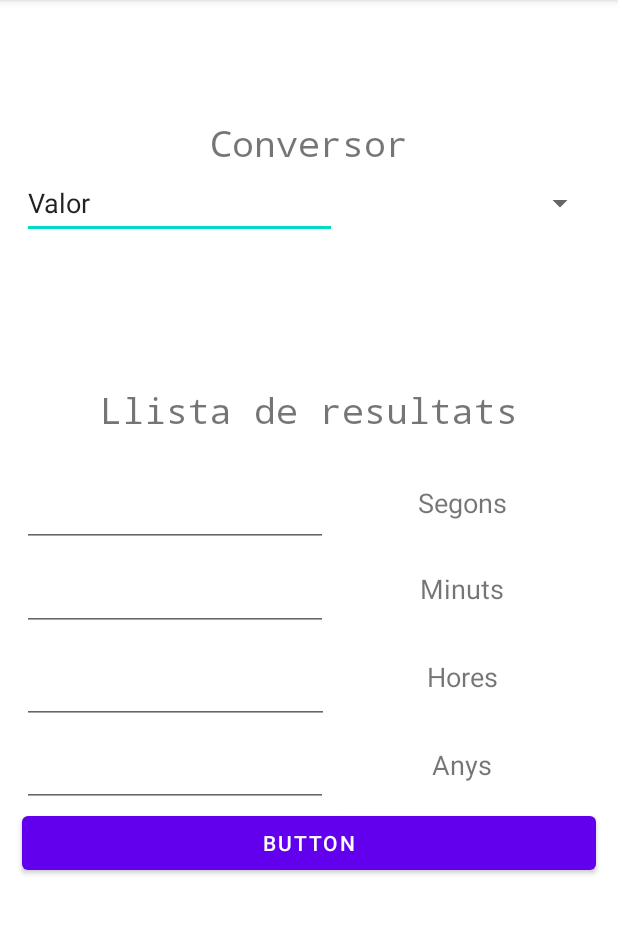
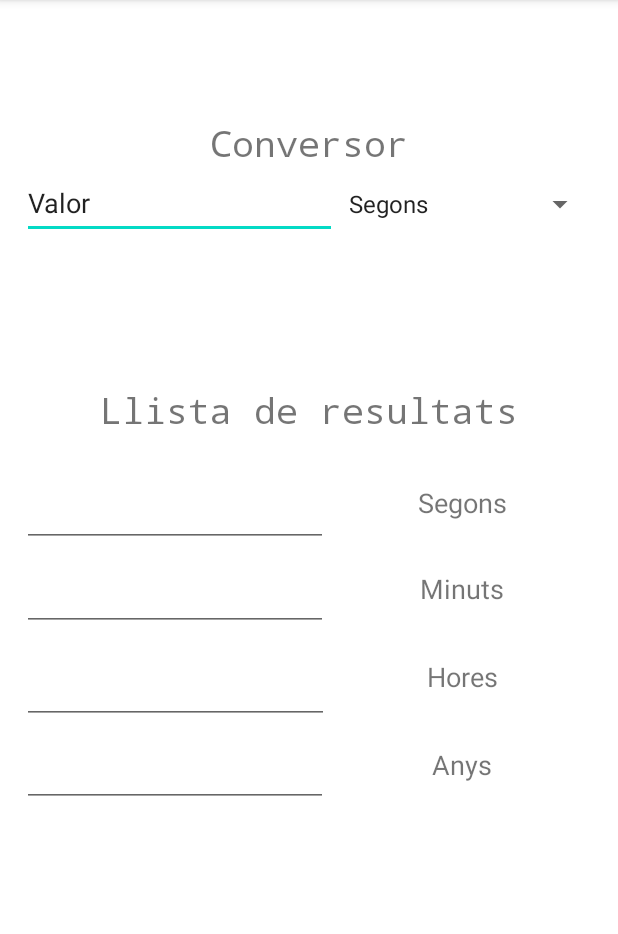
Before and after one commit to GuillemBSK/M8App, an Android app: the screen it shows after launch (MainActivity), on a phone screen of 412 x 824 dp, the part 84-1018 px from its top. Run offline under Robolectric (Android 15) with nearby library versions, the phone set to English and light mode, and no system bars.

Commit message:
Spinner Adapter

```diff
--- a/app/src/main/java/com/example/appm8/MainActivity.java
+++ b/app/src/main/java/com/example/appm8/MainActivity.java
@@ -3,12 +3,21 @@ package com.example.appm8;
 import androidx.appcompat.app.AppCompatActivity;
 
 import android.os.Bundle;
+import android.widget.ArrayAdapter;
+import android.widget.Spinner;
 
 public class MainActivity extends AppCompatActivity {
+
+    Spinner Valor_Spinner;
 
     @Override
     protected void onCreate(Bundle savedInstanceState) {
         super.onCreate(savedInstanceState);
         setContentView(R.layout.activity_main);
+
+        Valor_Spinner = (Spinner) findViewById(R.id.ValorSpinner);
+        ArrayAdapter<CharSequence> adapter = ArrayAdapter.createFromResource(this, R.array.unitats, android.R.layout.simple_spinner_item);
+
+        Valor_Spinner.setAdapter(adapter);
     }
 }
--- a/app/src/main/res/layout/activity_main.xml
+++ b/app/src/main/res/layout/activity_main.xml
@@ -29,6 +29,7 @@
             android:textSize="24sp" />
 
         <LinearLayout
+            android:id="@+id/LayoutValor"
             android:layout_width="match_parent"
             android:layout_height="71dp"
             android:layout_marginLeft="20px"
@@ -36,7 +37,7 @@
             android:orientation="horizontal">
 
             <EditText
-                android:id="@+id/editTextTextPersonName3"
+                android:id="@+id/ValorTextField"
                 android:layout_width="420dp"
                 android:layout_height="wrap_content"
                 android:layout_weight="1"
@@ -46,7 +47,7 @@
                 android:text="Valor" />
 
             <Spinner
-                android:id="@+id/spinner"
+                android:id="@+id/ValorSpinner"
                 android:layout_width="match_parent"
                 android:layout_height="48dp"
                 android:layout_weight="1"
@@ -56,6 +57,7 @@
         </LinearLayout>
 
         <LinearLayout
+            android:id="@+id/LayoutResultats"
             android:layout_width="match_parent"
             android:layout_height="wrap_content"
             android:layout_marginLeft="20px"
@@ -68,7 +70,7 @@
                 android:layout_weight="1" />
 
             <TextView
-                android:id="@+id/textView3"
+                android:id="@+id/TitolResultats"
                 android:layout_width="match_parent"
                 android:layout_height="wrap_content"
                 android:layout_weight="1"
@@ -83,6 +85,7 @@
                 android:layout_weight="1" />
 
             <LinearLayout
+                android:id="@+id/LayoutSegons"
                 android:layout_width="match_parent"
                 android:layout_height="58dp"
                 android:layout_weight="1"
@@ -111,6 +114,7 @@
             </LinearLayout>
 
             <LinearLayout
+                android:id="@+id/LayoutMinuts"
                 android:layout_width="match_parent"
                 android:layout_height="56dp"
                 android:layout_weight="1"
@@ -136,6 +140,7 @@
             </LinearLayout>
 
             <LinearLayout
+                android:id="@+id/LayoutHores"
                 android:layout_width="match_parent"
                 android:layout_height="62dp"
                 android:layout_weight="1"
@@ -161,6 +166,7 @@
             </LinearLayout>
 
             <LinearLayout
+                android:id="@+id/LayoutAnys"
                 android:layout_width="match_parent"
                 android:layout_height="55dp"
                 android:layout_weight="1"
@@ -190,16 +196,7 @@
         <FrameLayout
             android:layout_width="match_parent"
             android:layout_height="14dp"
-            android:layout_weight="1">
-
-            <Button
-                android:id="@+id/button2"
-                android:layout_width="match_parent"
-                android:layout_height="wrap_content"
-                android:layout_marginLeft="20px"
-                android:layout_marginRight="20px"
-                android:text="Button" />
-        </FrameLayout>
+            android:layout_weight="1"/>
 
     </LinearLayout>
 </androidx.constraintlayout.widget.ConstraintLayout>
--- /dev/null
+++ b/app/src/main/res/values/ValorsSpinner.xml
@@ -0,0 +1,9 @@
+<?xml version="1.0" encoding="utf-8"?>
+<resources>
+    <string-array name="unitats">
+        <item>Segons</item>
+        <item>Minuts</item>
+        <item>Hores</item>
+        <item>Anys</item>
+    </string-array>
+</resources>
```
